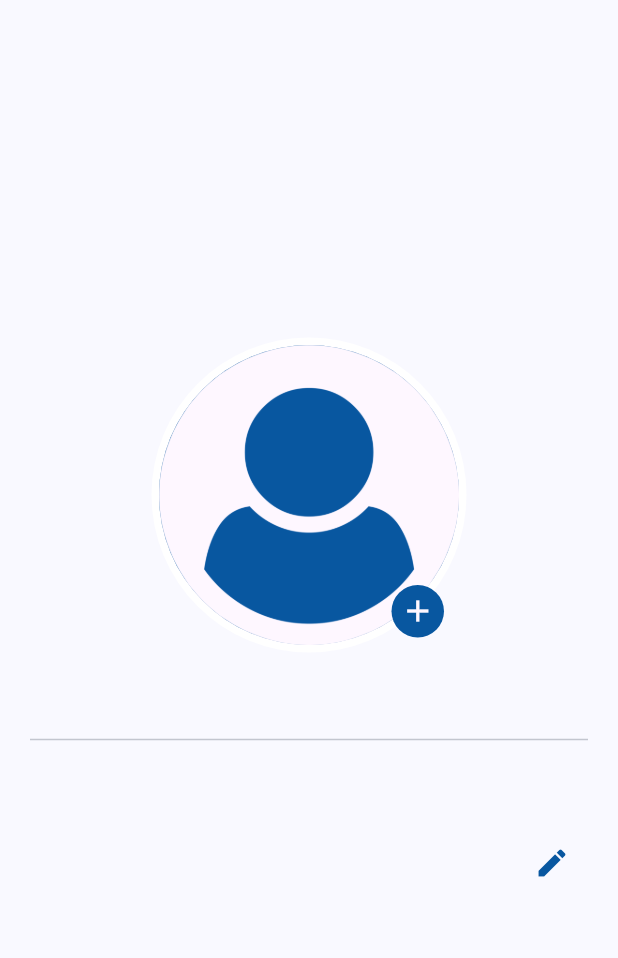
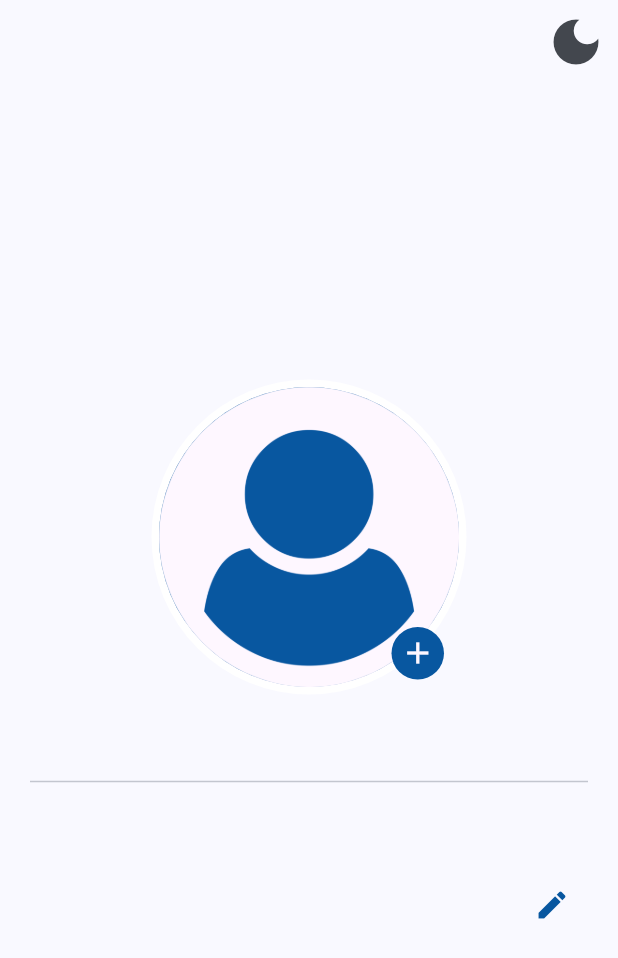
Before and after one commit to iMarinaAdel/Taskati-App, a Flutter app: the ProfileScreen screen opened directly, on a phone screen of 412 x 824 dp. Shown: the top 958 px of the screen. Run offline on Flutter 3.47's test engine with Material 3 defaults, Android fonts, the phone set to English and light mode, and no system bars; our stand-ins replace date_picker_timeline, hive, hive_flutter, image_picker, lottie; missing offline and left inert: flutter_gap; accounts and stored records are empty.

```diff
--- a/lib/core/services/local_helper.dart
+++ b/lib/core/services/local_helper.dart
@@ -7,6 +7,7 @@ class LocalHelper {
 
   static String kUserBox = "user";
   static String kTaskBox = "task";
+  static String kIsDark = "isDark";
 
   static String kName = "name";
   static String kImage = "image";
--- a/lib/feature/profile/pages/profile_screen.dart
+++ b/lib/feature/profile/pages/profile_screen.dart
@@ -52,6 +52,18 @@ class _ProfileScreenState extends State<ProfileScreen> {
   @override
   Widget build(BuildContext context) {
     return Scaffold(
+      appBar: AppBar(
+        actions: [
+          IconButton(
+            onPressed: () {
+              bool isDark = LocalHelper.getData(LocalHelper.kIsDark) ?? false;
+              LocalHelper.cacheData(LocalHelper.kIsDark, !isDark);
+              setState(() {});
+            },
+            icon: Icon(Icons.dark_mode, size: 40),
+          ),
+        ],
+      ),
       body: Center(
         child: Padding(
           padding: const EdgeInsets.all(20),
```
Also changed, not shown: lib/main.dart (+7 -1 lines).
